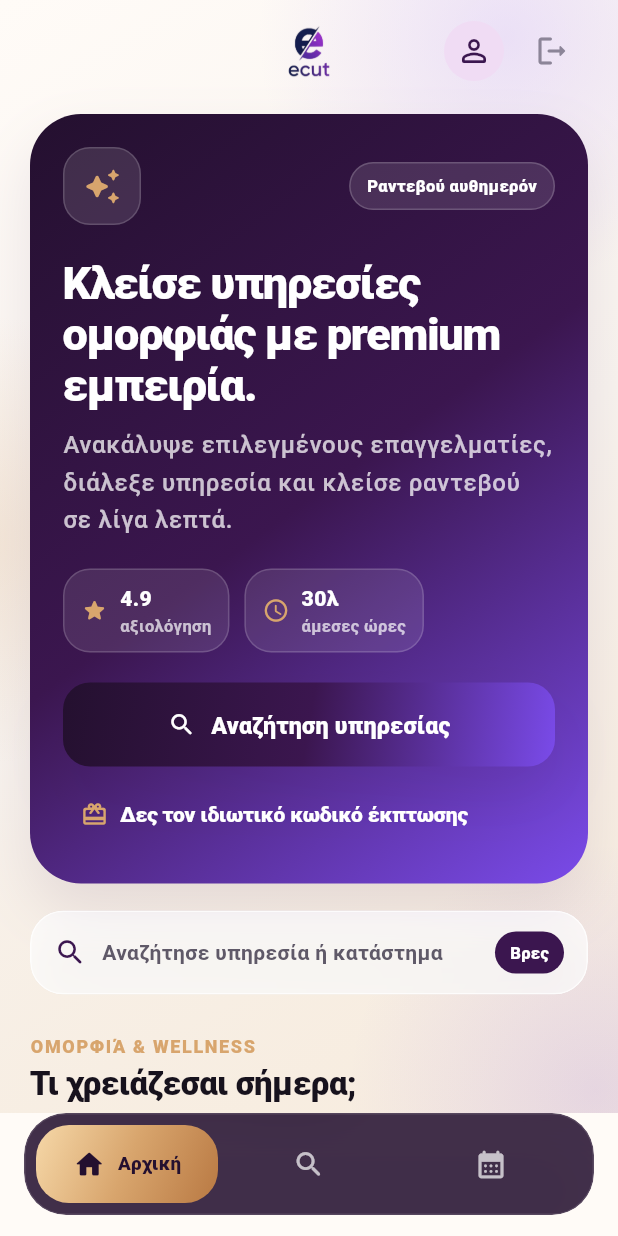
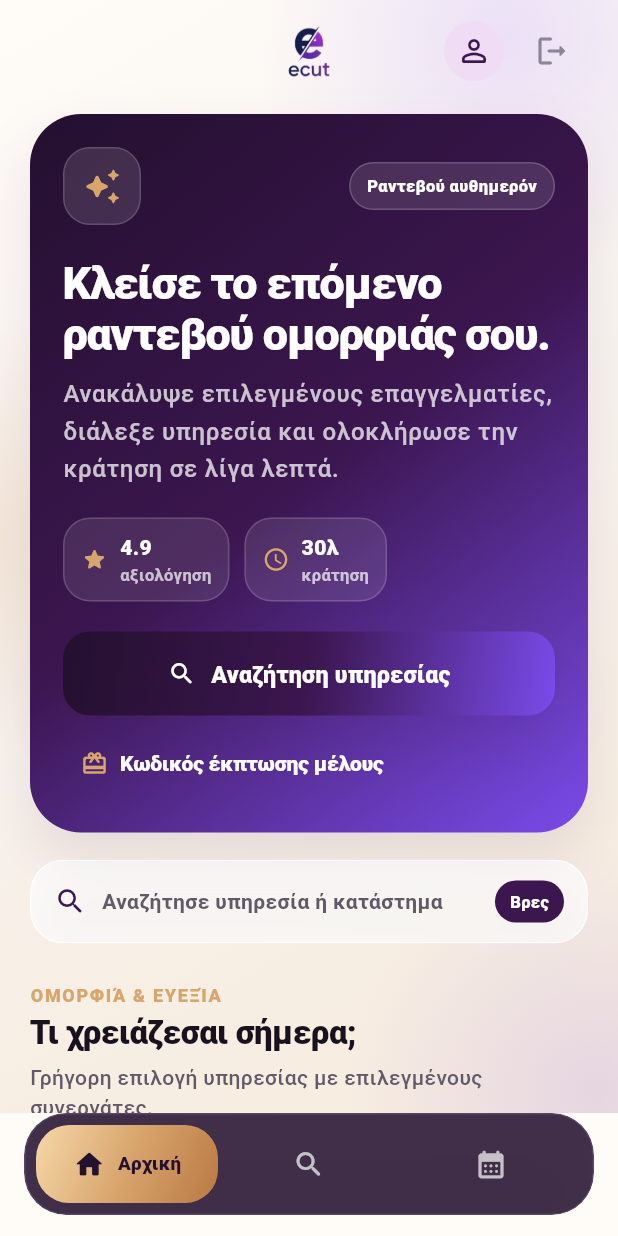
Before and after one commit to nekpap7/ecut-mvp, a Flutter app: the screen it shows once a user with an empty profile is signed in, on a phone screen of 412 x 824 dp. Run offline on Flutter 3.47's test engine with Material 3 defaults, Android fonts, the phone set to English and light mode, and no system bars; our stand-ins replace cloud_firestore, firebase_auth, firebase_core, flutter_local_notifications, geolocator; accounts and stored records are empty.

Commit message:
Phase 2.2 visual QA polish

```diff
--- a/lib/main.dart
+++ b/lib/main.dart
@@ -325,7 +325,7 @@ class _SignInPageState extends State<SignInPage> {
                     const SizedBox(height: 10),
                     Text(
                       isRegister
-                          ? 'Δημιούργησε λογαριασμό και ανακάλυψε επιλεγμένες beauty & wellness υπηρεσίες.'
+                          ? 'Δημιούργησε λογαριασμό και ανακάλυψε επιλεγμένες υπηρεσίες ομορφιάς & ευεξίας.'
                           : 'Ανακάλυψε επιλεγμένους επαγγελματίες ομορφιάς, διαθεσιμότητα και ραντεβού σε λίγα δευτερόλεπτα.',
                       textAlign: TextAlign.center,
                       style: theme.textTheme.bodyLarge,
@@ -416,7 +416,7 @@ class _SignInPageState extends State<SignInPage> {
                         Icon(Icons.verified_rounded, size: 18, color: ECutColors.roseGold),
                         const SizedBox(width: 8),
                         Text(
-                          'Επιλεγμένες κρατήσεις ομορφιάς & wellness',
+                          'Επιλεγμένες κρατήσεις ομορφιάς & ευεξίας',
                           style: theme.textTheme.labelMedium?.copyWith(color: ECutColors.inkSoft),
                         ),
                       ],
@@ -674,7 +674,7 @@ class _HomeContentState extends State<HomeContent> with SingleTickerProviderStat
           children: [
             Icon(Icons.local_offer_rounded, color: ECutColors.roseGold),
             SizedBox(width: 10),
-            Text('Ιδιωτικό προνόμιο'),
+            Text('Προνόμιο μέλους'),
           ],
         ),
         content: Column(
@@ -723,7 +723,7 @@ class _HomeContentState extends State<HomeContent> with SingleTickerProviderStat
         child: SafeArea(
           child: SingleChildScrollView(
             physics: const BouncingScrollPhysics(),
-            padding: const EdgeInsets.fromLTRB(20, 10, 20, 156),
+            padding: const EdgeInsets.fromLTRB(20, 10, 20, 188),
             child: Column(
               crossAxisAlignment: CrossAxisAlignment.start,
               children: [
@@ -810,12 +810,12 @@ class _HomeContentState extends State<HomeContent> with SingleTickerProviderStat
                           ),
                           const SizedBox(height: 22),
                           Text(
-                            'Κλείσε υπηρεσίες ομορφιάς με premium εμπειρία.',
+                            'Κλείσε το επόμενο ραντεβού ομορφιάς σου.',
                             style: Theme.of(context).textTheme.displayMedium?.copyWith(color: Colors.white),
                           ),
                           const SizedBox(height: 10),
                           Text(
-                            'Ανακάλυψε επιλεγμένους επαγγελματίες, διάλεξε υπηρεσία και κλείσε ραντεβού σε λίγα λεπτά.',
+                            'Ανακάλυψε επιλεγμένους επαγγελματίες, διάλεξε υπηρεσία και ολοκλήρωσε την κράτηση σε λίγα λεπτά.',
                             style: Theme.of(context).textTheme.bodyLarge?.copyWith(color: Colors.white.withValues(alpha: 0.74)),
                           ),
                           const SizedBox(height: 20),
@@ -823,7 +823,7 @@ class _HomeContentState extends State<HomeContent> with SingleTickerProviderStat
                             children: const [
                               PremiumStatPill(value: '4.9', label: 'αξιολόγηση', icon: Icons.star_rounded, dark: true),
                               SizedBox(width: 10),
-                              PremiumStatPill(value: '30λ', label: 'άμεσες ώρες', icon: Icons.schedule_rounded, dark: true),
+                              PremiumStatPill(value: '30λ', label: 'κράτηση', icon: Icons.schedule_rounded, dark: true),
                             ],
                           ),
                           const SizedBox(height: 20),
@@ -836,7 +836,7 @@ class _HomeContentState extends State<HomeContent> with SingleTickerProviderStat
                           TextButton.icon(
                             onPressed: _showOfferDialog,
                             icon: const Icon(Icons.card_giftcard_rounded, color: ECutColors.roseGold),
-                            label: const Text('Δες τον ιδιωτικό κωδικό έκπτωσης'),
+                            label: const Text('Κωδικός έκπτωσης μέλους'),
                             style: TextButton.styleFrom(foregroundColor: Colors.white),
                           ),
                         ],
@@ -853,7 +853,7 @@ class _HomeContentState extends State<HomeContent> with SingleTickerProviderStat
                 _buildEntrance(
                   order: 3,
                   child: const PremiumSectionHeader(
-                    eyebrow: 'Ομορφιά & wellness',
+                    eyebrow: 'Ομορφιά & ευεξία',
                     title: 'Τι χρειάζεσαι σήμερα;',
                     subtitle: 'Γρήγορη επιλογή υπηρεσίας με επιλεγμένους συνεργάτες.',
                   ),
@@ -926,7 +926,7 @@ class _HomeContentState extends State<HomeContent> with SingleTickerProviderStat
                             final image = (data['photoUrl'] ?? 'https://via.placeholder.com/700x500').toString();
                             final rating = _readRating(data);
                             final storeServices = _readServices(data);
-                            final subtitle = storeServices.isEmpty ? 'Στούντιο ομορφιάς & wellness' : storeServices.take(2).join(' • ');
+                            final subtitle = storeServices.isEmpty ? 'Στούντιο ομορφιάς & ευεξίας' : storeServices.take(2).join(' • ');
 
                             return PremiumFeaturedStoreCard(
                               name: name,
@@ -1474,7 +1474,7 @@ class _BookingScreenState extends State<BookingScreen> {
                             children: [
                               PremiumStatPill(value: _displayDate(_selectedDate), label: 'ημερομηνία', icon: Icons.calendar_today_rounded, dark: true),
                               const SizedBox(width: 10),
-                              PremiumStatPill(value: _selectedTime ?? '--:--', label: 'ώρα', icon: Icons.schedule_rounded, dark: true),
+                              PremiumStatPill(value: _selectedTime ?? 'Επίλεξε', label: 'ώρα', icon: Icons.schedule_rounded, dark: true),
                             ],
                           ),
                         ],
@@ -1616,7 +1616,7 @@ class _BookingScreenState extends State<BookingScreen> {
                   ),
                   const SizedBox(height: 18),
                   PremiumPrimaryButton(
-                    label: _selectedTime == null ? 'Επίλεξε ώρα για συνέχεια' : 'Επιβεβαίωση ραντεβού',
+                    label: _selectedTime == null ? 'Διάλεξε διαθέσιμη ώρα' : 'Επιβεβαίωση ραντεβού',
                     icon: Icons.check_rounded,
                     loading: _isLoading,
                     onPressed: (_selectedTime == null) ? null : _confirmBooking,
@@ -2167,7 +2167,7 @@ class UserBookingsScreen extends StatelessWidget {
 
           return ListView.builder(
             physics: const BouncingScrollPhysics(),
-            padding: const EdgeInsets.fromLTRB(20, 8, 20, 96),
+            padding: const EdgeInsets.fromLTRB(20, 8, 20, 132),
             itemCount: docs.length,
             itemBuilder: (context, index) {
               final data = docs[index].data() as Map<String, dynamic>;
@@ -2346,10 +2346,31 @@ class _StoreSearchScreenState extends State<StoreSearchScreen> {
 
                 return ListView.builder(
                   physics: const BouncingScrollPhysics(),
-                  padding: const EdgeInsets.fromLTRB(20, 0, 20, 96),
-                  itemCount: filteredStores.length,
+                  padding: const EdgeInsets.fromLTRB(20, 0, 20, 132),
+                  itemCount: filteredStores.length + 1,
                   itemBuilder: (context, index) {
-                    final data = filteredStores[index].data() as Map<String, dynamic>;
+                    if (index == 0) {
+                      final title = _searchQuery.isEmpty ? 'Προτεινόμενοι συνεργάτες' : 'Αποτελέσματα αναζήτησης';
+                      final countLabel = filteredStores.length == 1 ? '1 συνεργάτης' : '${filteredStores.length} συνεργάτες';
+                      return Padding(
+                        padding: const EdgeInsets.only(bottom: 12),
+                        child: Row(
+                          mainAxisAlignment: MainAxisAlignment.spaceBetween,
+                          children: [
+                            Text(title, style: Theme.of(context).textTheme.titleMedium),
+                            Text(
+                              countLabel,
+                              style: Theme.of(context).textTheme.labelMedium?.copyWith(
+                                    color: ECutColors.roseGold,
+                                    fontWeight: FontWeight.w900,
+                                  ),
+                            ),
+                          ],
+                        ),
+                      );
+                    }
+
+                    final data = filteredStores[index - 1].data() as Map<String, dynamic>;
                     final name = (data['name'] ?? 'Άγνωστο Μαγαζί').toString();
                     final image = (data['photoUrl'] ?? 'https://via.placeholder.com/600x400').toString();
                     final rating = _readRating(data);
@@ -2359,7 +2380,7 @@ class _StoreSearchScreenState extends State<StoreSearchScreen> {
                       name: name,
                       imageUrl: image,
                       rating: rating,
-                      subtitle: services.isEmpty ? 'Συνεργάτης ομορφιάς & wellness' : services.take(3).join(' • '),
+                      subtitle: services.isEmpty ? 'Συνεργάτης ομορφιάς & ευεξίας' : services.take(3).join(' • '),
                       compact: true,
                       onTap: () {
                         Navigator.push(
--- a/lib/ui/premium.dart
+++ b/lib/ui/premium.dart
@@ -323,21 +323,23 @@ class PremiumPrimaryButton extends StatelessWidget {
 
   @override
   Widget build(BuildContext context) {
-    final enabled = onPressed != null && !loading;
-
-    return Opacity(
-      opacity: enabled ? 1 : 0.62,
-      child: DecoratedBox(
-        decoration: BoxDecoration(
-          gradient: ECutColors.brandGradient,
+    final disabled = onPressed == null;
+    final canTap = onPressed != null && !loading;
+    final contentColor = disabled ? ECutColors.inkSoft : Colors.white;
+
+    return DecoratedBox(
+      decoration: BoxDecoration(
+        gradient: disabled ? null : ECutColors.brandGradient,
+        color: disabled ? ECutColors.plumDeep.withValues(alpha: 0.12) : null,
         borderRadius: BorderRadius.circular(ECutRadius.md),
-          boxShadow: ECutShadows.lifted,
+        border: disabled ? Border.all(color: ECutColors.border) : null,
+        boxShadow: disabled ? null : ECutShadows.lifted,
       ),
       child: Material(
         color: Colors.transparent,
         borderRadius: BorderRadius.circular(ECutRadius.md),
         child: InkWell(
-            onTap: enabled ? onPressed : null,
+          onTap: canTap ? onPressed : null,
           borderRadius: BorderRadius.circular(ECutRadius.md),
           child: SizedBox(
             height: 56,
@@ -357,20 +359,19 @@ class PremiumPrimaryButton extends StatelessWidget {
                       mainAxisSize: MainAxisSize.min,
                       children: [
                         if (icon != null) ...[
-                            Icon(icon, size: 19, color: Colors.white),
+                          Icon(icon, size: 19, color: contentColor),
                           const SizedBox(width: 10),
                         ],
                         Text(
                           label,
-                            style: const TextStyle(
-                              color: Colors.white,
+                          style: TextStyle(
+                            color: contentColor,
                             fontSize: 15.5,
                             fontWeight: FontWeight.w800,
                             letterSpacing: 0.15,
                           ),
                         ),
                       ],
-                      ),
                     ),
             ),
           ),
```
Lines whose indentation alone changed are shown as unchanged.
